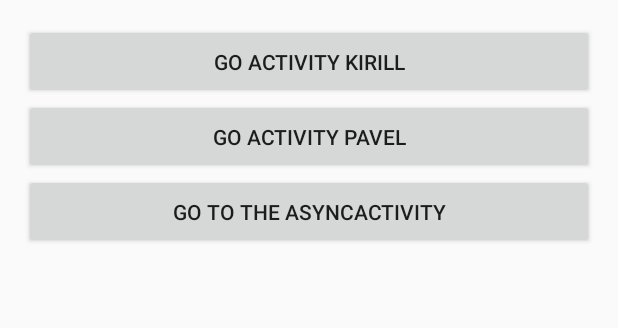
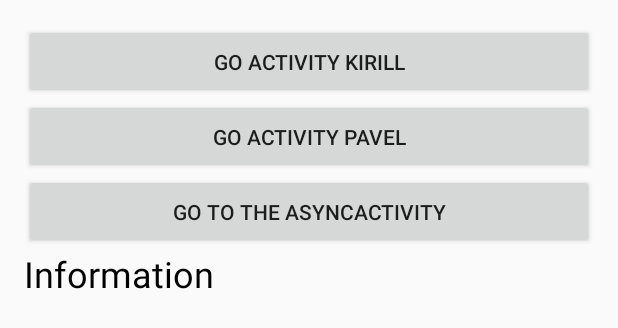
Before and after one commit to masster001/CompainRepo, an Android app: the layout activity_main_ugl.xml on its own in the app's theme, with its tools: preview values and no code run, on a phone screen of 412 x 824 dp. Shown: the top 328 px of the screen. Run offline under Robolectric (Android 15) with nearby library versions, the phone set to English and light mode, and no system bars.

Commit message:
UGL add Activity

```diff
--- a/app/src/main/res/layout/activity_main_ugl.xml
+++ b/app/src/main/res/layout/activity_main_ugl.xml
@@ -24,5 +24,16 @@
             android:layout_height="50dp"
             android:text="Go to the AsyncActivity"
             android:id="@+id/btn3"/>
+<ProgressBar android:id="@+id/progress"
+             android:layout_height="64dp"
+             android:layout_width="match_parent"
+             android:visibility="gone"
+/>
+    <TextView android:id="@+id/info"
+              android:layout_width="match_parent"
+              android:layout_height="wrap_content"
+              android:text="Information"
+              android:textSize="24dp"
+              android:textColor="@android:color/background_dark"/>
 
 </LinearLayout>
```
Also changed, not shown: app/src/main/java/com/masstersoft/compainrepo/async_tasks/AsyncActivityUGL.kt (+32 -0 lines).
